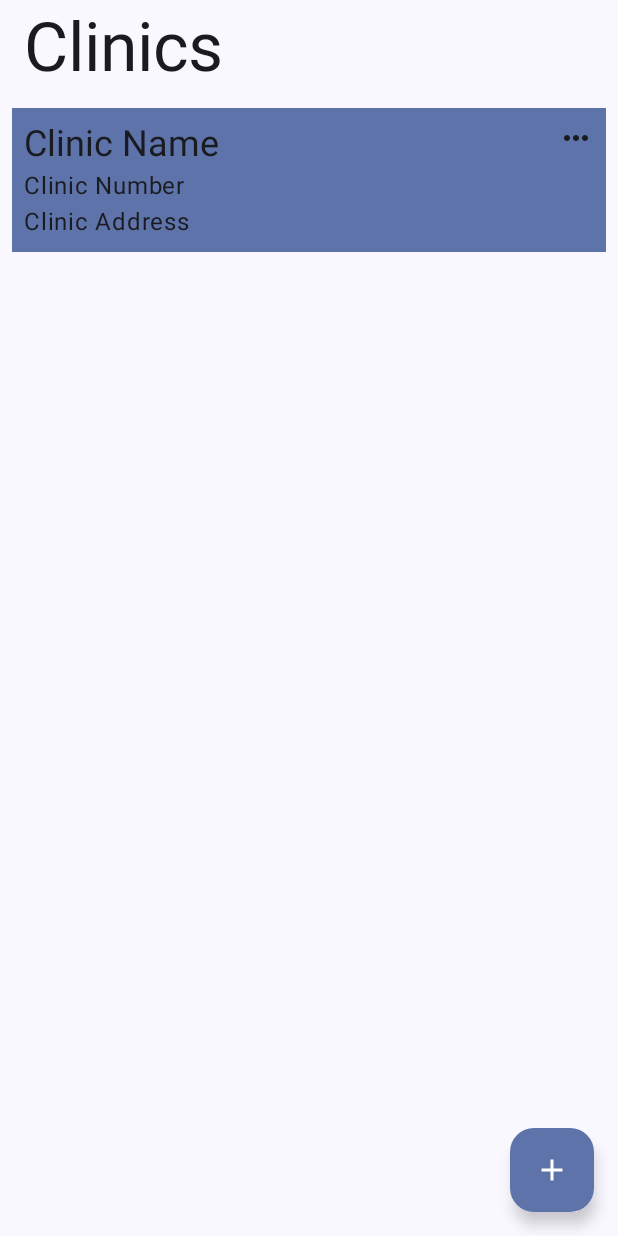
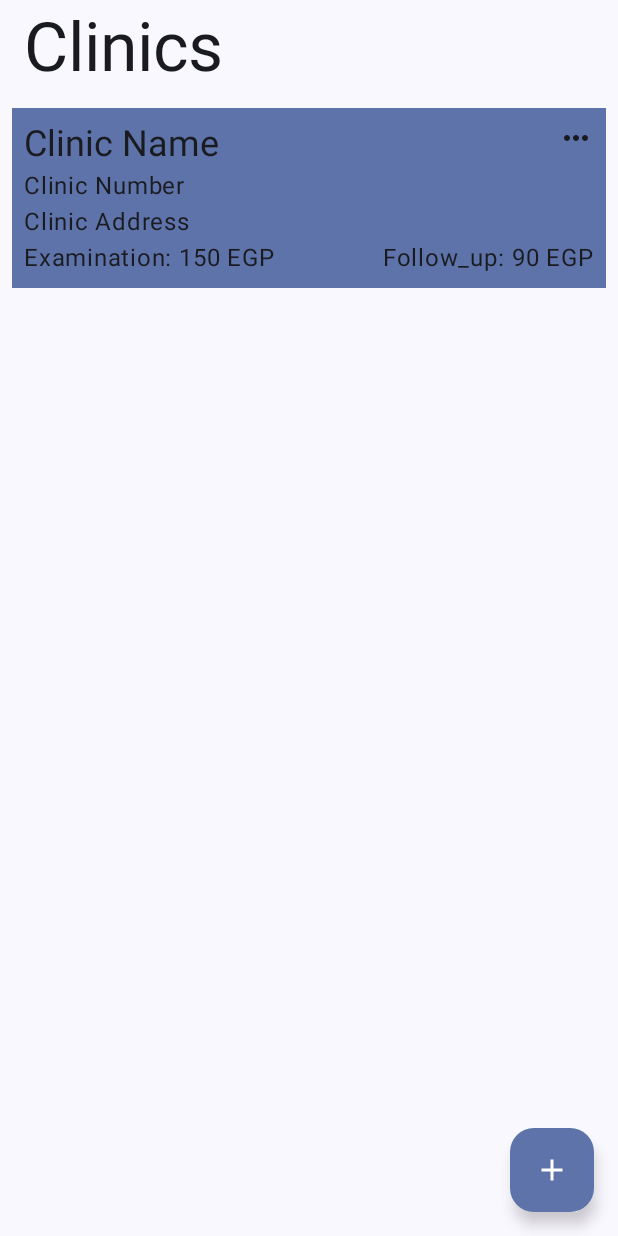
Before and after one commit to Sobhy-Abdelhakam/HealthHub-for-doctors, an Android app built with Jetpack Compose: the composable ClinicListScreen shown on its own in the app's theme, on a phone screen of 412 x 824 dp. Run offline under Robolectric (Android 15) with nearby library versions, the phone set to English and light mode, and no system bars; libraries missing offline, so code that uses them is left out: com.ramcosta.composedestinations; 1 statement that could not run was skipped.

Commit message:
add examination and follow up to clinics screen

```diff
--- a/app/src/main/java/dev/sobhy/healthhubfordoctors/clinicfeature/presentation/clinics/ClinicList.kt
+++ b/app/src/main/java/dev/sobhy/healthhubfordoctors/clinicfeature/presentation/clinics/ClinicList.kt
@@ -1,8 +1,10 @@
 package dev.sobhy.healthhubfordoctors.clinicfeature.presentation.clinics
 
 import androidx.compose.foundation.background
+import androidx.compose.foundation.layout.Arrangement
 import androidx.compose.foundation.layout.Box
 import androidx.compose.foundation.layout.Column
+import androidx.compose.foundation.layout.Row
 import androidx.compose.foundation.layout.fillMaxWidth
 import androidx.compose.foundation.layout.padding
 import androidx.compose.material.icons.Icons
@@ -69,6 +71,19 @@ fun ClinicDetailsItem(modifier: Modifier = Modifier) {
             Text(text = "Clinic Name", style = MaterialTheme.typography.headlineSmall)
             Text(text = "Clinic Number")
             Text(text = "Clinic Address")
+            Row(
+                modifier = Modifier.fillMaxWidth(),
+                horizontalArrangement = Arrangement.SpaceBetween,
+            ) {
+                Row {
+                    Text(text = "Examination: ")
+                    Text(text = "150 EGP")
+                }
+                Row {
+                    Text(text = "Follow_up: ")
+                    Text(text = "90 EGP")
+                }
+            }
         }
     }
 }
```
